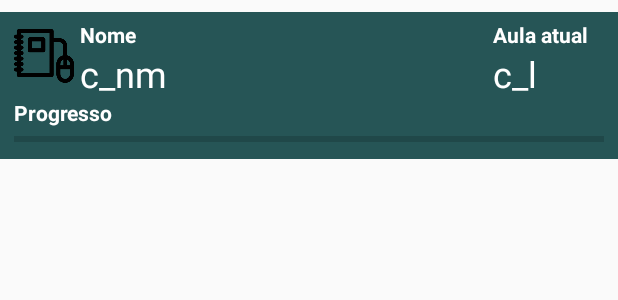
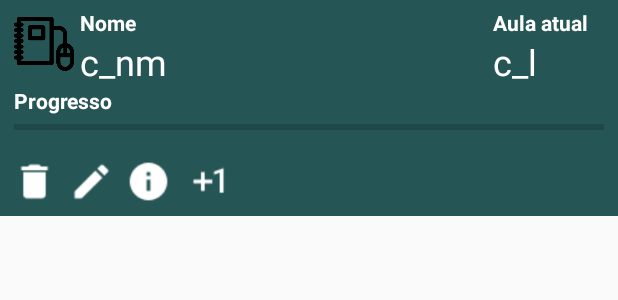
Before and after one commit to EmersonDantas/CoursesCounter, an Android app: the layout adapter_course_list.xml on its own in the app's theme, with its tools: preview values and no code run, on a phone screen of 412 x 824 dp. Shown: the top 300 px of the screen. Run offline under Robolectric (Android 15) with nearby library versions, the phone set to English and light mode, and no system bars.

Commit message:
Antes de mudar layout root do list da RecyclerView para constraint

```diff
--- a/app/src/main/res/layout/activity_menu.xml
+++ b/app/src/main/res/layout/activity_menu.xml
@@ -45,8 +45,8 @@
 
     <android.support.design.widget.FloatingActionButton
         android:id="@+id/btnAddCourse"
-        android:layout_width="50dp"
-        android:layout_height="50dp"
+        android:layout_width="65dp"
+        android:layout_height="65dp"
         android:layout_marginEnd="8dp"
         android:layout_marginRight="8dp"
         android:layout_marginBottom="8dp"
--- a/app/src/main/res/layout/adapter_course_list.xml
+++ b/app/src/main/res/layout/adapter_course_list.xml
@@ -1,6 +1,12 @@
 <?xml version="1.0" encoding="utf-8"?>
-<LinearLayout xmlns:android="http://schemas.android.com/apk/res/android"
+
+<android.support.constraint.ConstraintLayout
+    xmlns:android="http://schemas.android.com/apk/res/android"
     xmlns:app="http://schemas.android.com/apk/res-auto"
+    android:layout_height="match_parent"
+    android:layout_width="match_parent">
+
+    <LinearLayout
         android:id="@+id/root"
         android:layout_width="match_parent"
         android:layout_height="wrap_content"
@@ -104,18 +110,30 @@
                 android:layout_marginLeft="4dp"
                 android:layout_marginRight="4dp" />
         </LinearLayout>
+    </LinearLayout>
 
     <android.support.constraint.ConstraintLayout
         android:id="@+id/layButtons"
-        android:layout_width="wrap_content"
-        android:layout_height="wrap_content"
+        android:layout_width="0dp"
+        android:layout_height="46dp"
+        android:background="@color/list_background_blue"
+        android:maxHeight="46dp"
+        android:minHeight="46dp"
         android:orientation="horizontal"
-        android:visibility="gone">
+        android:visibility="visible"
+        app:layout_constraintBottom_toBottomOf="parent"
+        app:layout_constraintEnd_toEndOf="parent"
+        app:layout_constraintHorizontal_bias="1.0"
+        app:layout_constraintStart_toStartOf="parent"
+        app:layout_constraintTop_toBottomOf="@+id/root"
+        app:layout_constraintVertical_bias="0.0">
 
         <Button
             android:id="@+id/btnDelete"
             android:layout_width="30dp"
             android:layout_height="30dp"
+            android:layout_marginStart="8dp"
+            android:layout_marginLeft="8dp"
             android:layout_marginTop="8dp"
             android:layout_marginBottom="8dp"
             android:layout_weight="1"
@@ -124,7 +142,7 @@
             android:textSize="12sp"
             app:layout_constraintBottom_toBottomOf="parent"
             app:layout_constraintStart_toStartOf="parent"
-            app:layout_constraintTop_toTopOf="parent"/>
+            app:layout_constraintTop_toTopOf="parent" />
 
         <Button
             android:id="@+id/btnEdit"
@@ -140,7 +158,7 @@
             android:textSize="12sp"
             app:layout_constraintBottom_toBottomOf="parent"
             app:layout_constraintStart_toEndOf="@+id/btnDelete"
-            app:layout_constraintTop_toTopOf="parent"/>
+            app:layout_constraintTop_toTopOf="parent" />
 
         <Button
             android:id="@+id/btnInfo"
@@ -156,7 +174,7 @@
             android:textSize="12sp"
             app:layout_constraintBottom_toBottomOf="parent"
             app:layout_constraintStart_toEndOf="@+id/btnEdit"
-            app:layout_constraintTop_toTopOf="parent"/>
+            app:layout_constraintTop_toTopOf="parent" />
 
         <Button
             android:id="@+id/btnIncrementLesson"
@@ -175,7 +193,7 @@
             app:layout_constraintBottom_toBottomOf="parent"
             app:layout_constraintEnd_toStartOf="@+id/guideline3"
             app:layout_constraintStart_toEndOf="@+id/btnInfo"
-            app:layout_constraintTop_toTopOf="parent"/>
+            app:layout_constraintTop_toTopOf="parent" />
 
         <android.support.constraint.Guideline
             android:id="@+id/guideline3"
@@ -184,5 +202,4 @@
             android:orientation="vertical"
             app:layout_constraintGuide_begin="164dp" />
     </android.support.constraint.ConstraintLayout>
-
-</LinearLayout>
+</android.support.constraint.ConstraintLayout>
```
Also changed, not shown: app/src/main/java/me/emersondantas/coursescounter/activity/MenuActivity.java (+93 -8 lines), app/src/main/java/me/emersondantas/coursescounter/adapter/CourseAdapter.java (+42 -14 lines), app/src/main/java/me/emersondantas/coursescounter/model/dao/CourseDAO.java (+16 -3 lines), app/src/main/java/me/emersondantas/coursescounter/model/dao/SQLiteDataBaseHelper.java (+18 -4 lines), app/src/main/java/me/emersondantas/coursescounter/model/dao/UserDAO.java (+8 -1 lines). Lines whose indentation alone changed are shown as unchanged.
